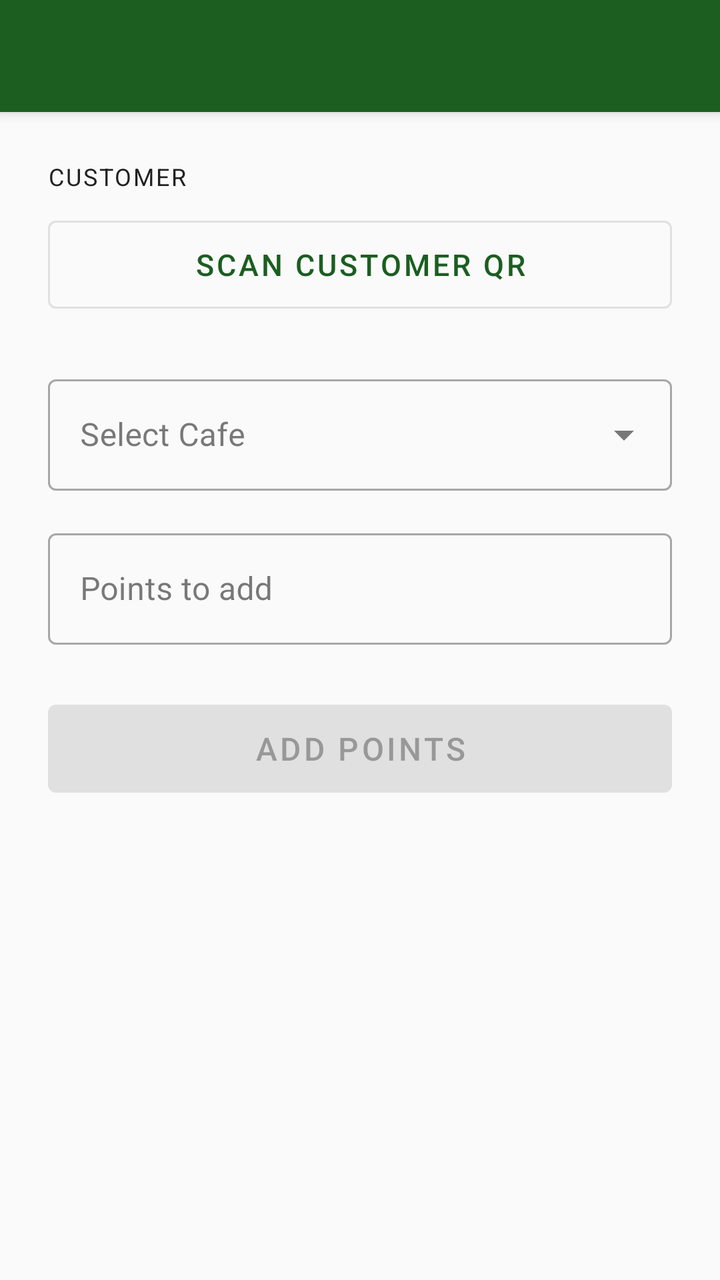
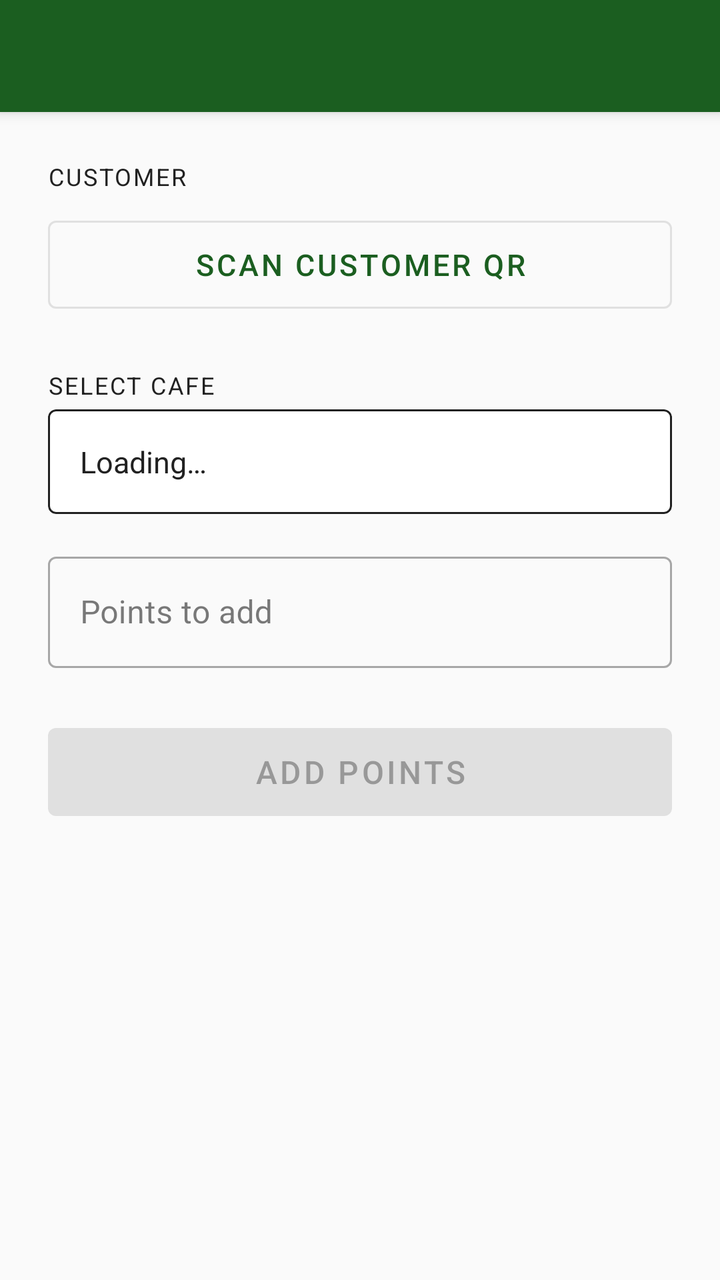

Screens rendered from an Android XML layout before and after an edit, with the pre-edit source and the edit as a unified diff.
<!-- AndroidManifest.xml: application theme Theme.HopPrint -->
<!-- res/layout/activity_add_points.xml -->
<?xml version="1.0" encoding="utf-8"?>
<androidx.coordinatorlayout.widget.CoordinatorLayout
    xmlns:android="http://schemas.android.com/apk/res/android"
    xmlns:app="http://schemas.android.com/apk/res-auto"
    android:layout_width="match_parent"
    android:layout_height="match_parent"
    android:background="@color/background">

    <com.google.android.material.appbar.AppBarLayout
        android:layout_width="match_parent"
        android:layout_height="wrap_content">

        <androidx.appcompat.widget.Toolbar
            android:id="@+id/toolbar"
            android:layout_width="match_parent"
            android:layout_height="?attr/actionBarSize"
            android:background="@color/primary"
            android:theme="@style/ThemeOverlay.AppCompat.Dark.ActionBar"
            app:popupTheme="@style/ThemeOverlay.AppCompat.Light" />

    </com.google.android.material.appbar.AppBarLayout>

    <androidx.core.widget.NestedScrollView
        android:layout_width="match_parent"
        android:layout_height="match_parent"
        android:fillViewport="true"
        app:layout_behavior="@string/appbar_scrolling_view_behavior">

        <LinearLayout
            android:layout_width="match_parent"
            android:layout_height="wrap_content"
            android:orientation="vertical"
            android:padding="24dp">

            
            <TextView
                android:layout_width="match_parent"
                android:layout_height="wrap_content"
                android:text="@string/label_customer"
                android:textSize="12sp"
                android:textColor="@color/on_background"
                android:textAllCaps="true"
                android:letterSpacing="0.08"
                android:layout_marginBottom="8dp" />

            <com.google.android.material.button.MaterialButton
                android:id="@+id/scanButton"
                style="@style/Widget.MaterialComponents.Button.OutlinedButton"
                android:layout_width="match_parent"
                android:layout_height="56dp"
                android:text="@string/btn_scan_qr"
                android:textSize="15sp" />

            <TextView
                android:id="@+id/userIdText"
                android:layout_width="match_parent"
                android:layout_height="wrap_content"
                android:layout_marginTop="8dp"
                android:textSize="14sp"
                android:textColor="@color/on_background"
                android:visibility="gone" />

            
            <com.google.android.material.textfield.TextInputLayout
                android:id="@+id/cafeLayout"
                style="@style/Widget.MaterialComponents.TextInputLayout.OutlinedBox.ExposedDropdownMenu"
                android:layout_width="match_parent"
                android:layout_height="wrap_content"
                android:layout_marginTop="24dp"
                android:hint="@string/hint_select_cafe">

                <AutoCompleteTextView
                    android:id="@+id/cafeAutoComplete"
                    android:layout_width="match_parent"
                    android:layout_height="wrap_content"
                    android:inputType="none"
                    android:maxLines="1" />

            </com.google.android.material.textfield.TextInputLayout>

            
            <com.google.android.material.textfield.TextInputLayout
                android:id="@+id/pointsLayout"
                style="@style/Widget.MaterialComponents.TextInputLayout.OutlinedBox"
                android:layout_width="match_parent"
                android:layout_height="wrap_content"
                android:layout_marginTop="16dp"
                android:hint="@string/hint_points_to_add">

                <com.google.android.material.textfield.TextInputEditText
                    android:id="@+id/pointsEditText"
                    android:layout_width="match_parent"
                    android:layout_height="wrap_content"
                    android:inputType="number"
                    android:imeOptions="actionDone"
                    android:maxLines="1" />

            </com.google.android.material.textfield.TextInputLayout>

            
            <TextView
                android:id="@+id/errorText"
                android:layout_width="match_parent"
                android:layout_height="wrap_content"
                android:layout_marginTop="12dp"
                android:textColor="@android:color/holo_red_dark"
                android:textSize="14sp"
                android:visibility="gone" />

            
            <ProgressBar
                android:id="@+id/progressBar"
                style="?android:attr/progressBarStyleHorizontal"
                android:layout_width="match_parent"
                android:layout_height="wrap_content"
                android:layout_marginTop="8dp"
                android:indeterminate="true"
                android:visibility="gone" />

            
            <com.google.android.material.button.MaterialButton
                android:id="@+id/submitButton"
                android:layout_width="match_parent"
                android:layout_height="56dp"
                android:layout_marginTop="24dp"
                android:text="@string/btn_add_points"
                android:textSize="16sp"
                android:enabled="false" />

            
            <com.google.android.material.card.MaterialCardView
                android:id="@+id/successCard"
                android:layout_width="match_parent"
                android:layout_height="wrap_content"
                android:layout_marginTop="24dp"
                app:cardBackgroundColor="@color/surface"
                app:strokeColor="@color/primary"
                app:strokeWidth="1dp"
                app:cardElevation="0dp"
                android:visibility="gone">

                <LinearLayout
                    android:layout_width="match_parent"
                    android:layout_height="wrap_content"
                    android:orientation="vertical"
                    android:padding="16dp">

                    <TextView
                        android:id="@+id/successTitle"
                        android:layout_width="match_parent"
                        android:layout_height="wrap_content"
                        android:text="@string/msg_points_added"
                        android:textColor="@color/primary"
                        android:textSize="16sp"
                        android:textStyle="bold" />

                    <TextView
                        android:id="@+id/successDetail"
                        android:layout_width="match_parent"
                        android:layout_height="wrap_content"
                        android:layout_marginTop="4dp"
                        android:textSize="14sp"
                        android:textColor="@color/on_surface" />

                </LinearLayout>

            </com.google.android.material.card.MaterialCardView>

        </LinearLayout>

    </androidx.core.widget.NestedScrollView>

</androidx.coordinatorlayout.widget.CoordinatorLayout>
<!-- resources referenced by this layout -->
<resources>
  <color name="background">#FAFAFA</color>
  <color name="on_background">#212121</color>
  <color name="on_surface">#212121</color>
  <color name="primary">#1B5E20</color>
  <color name="surface">#FFFFFF</color>
  <string name="btn_add_points">Add Points</string>
  <string name="btn_scan_qr">Scan Customer QR</string>
  <string name="hint_points_to_add">Points to add</string>
  <string name="hint_select_cafe">Select Cafe</string>
  <string name="label_customer">Customer</string>
  <string name="msg_points_added">Points added!</string>
  <style name="Theme.HopPrint" parent="Theme.MaterialComponents.Light.NoActionBar">
          <item name="colorPrimary">@color/primary</item>
          <item name="colorPrimaryVariant">@color/primary_variant</item>
          <item name="colorOnPrimary">@color/on_primary</item>
          <item name="colorSecondary">@color/secondary</item>
          <item name="colorSecondaryVariant">@color/secondary_variant</item>
          <item name="colorOnSecondary">@color/on_secondary</item>
          <item name="android:colorBackground">@color/background</item>
          <item name="colorSurface">@color/surface</item>
          <item name="colorOnBackground">@color/on_background</item>
          <item name="colorOnSurface">@color/on_surface</item>
      </style>
  <color name="primary_variant">#003300</color>
  <color name="on_primary">#FFFFFF</color>
  <color name="secondary">#FF6F00</color>
  <color name="secondary_variant">#C43E00</color>
  <color name="on_secondary">#FFFFFF</color>
</resources>

<!-- the commit's change to res/layout/activity_add_points.xml (unified diff, before → after) -->
@@ -61,22 +61,35 @@
                 android:visibility="gone" />
 
             
-            <com.google.android.material.textfield.TextInputLayout
-                android:id="@+id/cafeLayout"
-                style="@style/Widget.MaterialComponents.TextInputLayout.OutlinedBox.ExposedDropdownMenu"
+            <TextView
                 android:layout_width="match_parent"
                 android:layout_height="wrap_content"
                 android:layout_marginTop="24dp"
-                android:hint="@string/hint_select_cafe">
+                android:layout_marginBottom="4dp"
+                android:text="@string/hint_select_cafe"
+                android:textSize="12sp"
+                android:textColor="@color/on_background"
+                android:textAllCaps="true"
+                android:letterSpacing="0.08" />
 
-                <AutoCompleteTextView
-                    android:id="@+id/cafeAutoComplete"
+            <com.google.android.material.card.MaterialCardView
+                android:layout_width="match_parent"
+                android:layout_height="wrap_content"
+                app:cardBackgroundColor="@color/surface"
+                app:strokeColor="@color/on_background"
+                app:strokeWidth="1dp"
+                app:cardElevation="0dp">
+
+                <TextView
+                    android:id="@+id/cafeNameText"
                     android:layout_width="match_parent"
                     android:layout_height="wrap_content"
-                    android:inputType="none"
-                    android:maxLines="1" />
+                    android:padding="16dp"
+                    android:textSize="15sp"
+                    android:textColor="@color/on_surface"
+                    android:text="Loading…" />
 
-            </com.google.android.material.textfield.TextInputLayout>
+            </com.google.android.material.card.MaterialCardView>
 
             
             <com.google.android.material.textfield.TextInputLayout
